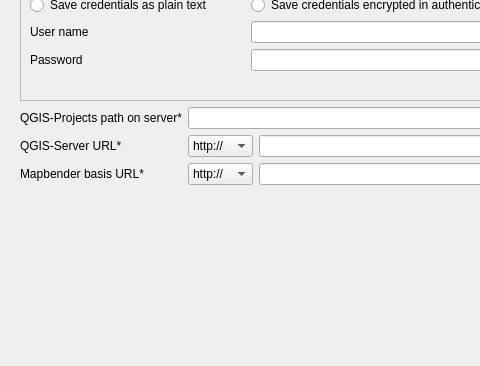
The window that dialogs/ui/server_config_dialog.ui (WhereGroup/qgis2mapbender) describes before a commit, drawn with Qt 5; both pictures show x 0 to 480 and y 131 to 497 of the 868 by 497 pixel window.
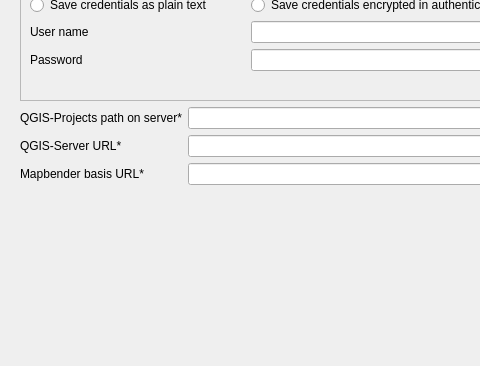
The same window after the commit. Icons and pictures are not drawn. Custom widgets are drawn as their Qt base class.

Commit message: delete protocol dropdown from dialog

What changed in the file:
```diff
--- a/dialogs/ui/server_config_dialog.ui
+++ b/dialogs/ui/server_config_dialog.ui
@@ -150,32 +150,6 @@
           </item>
           <item row="1" column="1">
            <layout class="QHBoxLayout" name="horizontalLayout_4">
-            <item>
-             <widget class="QComboBox" name="protocolQgisServerCmbBox">
-              <property name="sizePolicy">
-               <sizepolicy hsizetype="Fixed" vsizetype="Fixed">
-                <horstretch>0</horstretch>
-                <verstretch>0</verstretch>
-               </sizepolicy>
-              </property>
-              <property name="maximumSize">
-               <size>
-                <width>65</width>
-                <height>16777215</height>
-               </size>
-              </property>
-              <item>
-               <property name="text">
-                <string>http://</string>
-               </property>
-              </item>
-              <item>
-               <property name="text">
-                <string>https://</string>
-               </property>
-              </item>
-             </widget>
-            </item>
             <item>
              <widget class="QLineEdit" name="qgisServerPathLineEdit"/>
             </item>
@@ -190,32 +164,6 @@
           </item>
           <item row="2" column="1">
            <layout class="QHBoxLayout" name="internHLayout">
-            <item>
-             <widget class="QComboBox" name="protocolMapbenderCmbBox">
-              <property name="sizePolicy">
-               <sizepolicy hsizetype="Fixed" vsizetype="Fixed">
-                <horstretch>0</horstretch>
-                <verstretch>0</verstretch>
-               </sizepolicy>
-              </property>
-              <property name="maximumSize">
-               <size>
-                <width>65</width>
-                <height>16777215</height>
-               </size>
-              </property>
-              <item>
-               <property name="text">
-                <string>http://</string>
-               </property>
-              </item>
-              <item>
-               <property name="text">
-                <string>https://</string>
-               </property>
-              </item>
-             </widget>
-            </item>
             <item>
              <widget class="QLineEdit" name="mbBasisUrlLineEdit">
               <property name="inputMethodHints">
```
